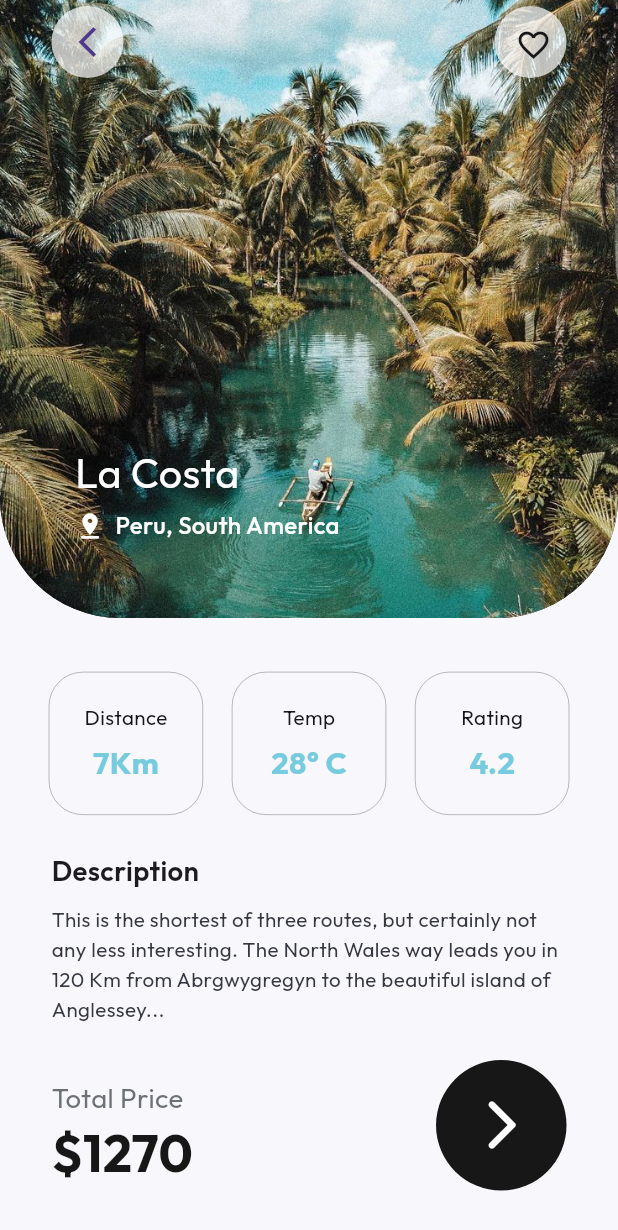
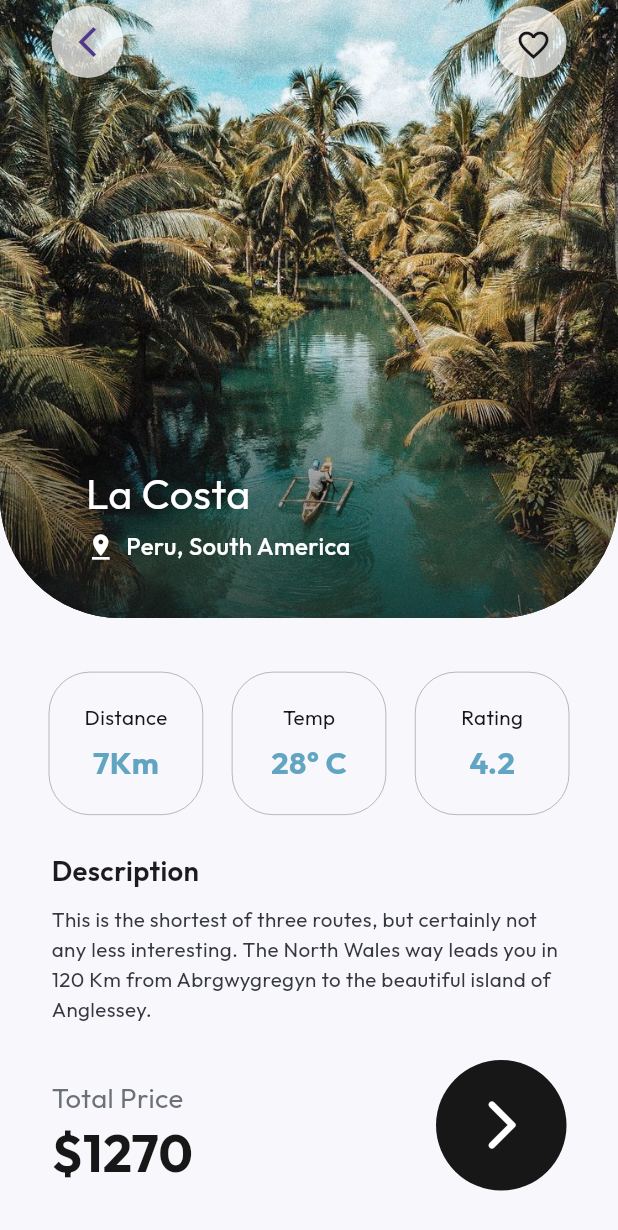
Before and after one commit to ShahzainAhmed/TravelLens, a Flutter app: the HomeScreen screen opened by its route, after a tap on "La Costa", on a phone screen of 412 x 824 dp. Shown: the top 1230 px of the screen. Run offline on Flutter 3.47's test engine with Material 3 defaults, Android fonts, the phone set to English and light mode, and no system bars; drawn by our look-alikes of bounce, like_button; our stand-ins replace animate_do, curved_labeled_navigation_bar, flutter_screenutil, get, google_fonts.

Commit message:
Refactor DetailScreen layout by introducing ImageContainer widget and updating specs widget styling

```diff
--- a/lib/models/tile_model.dart
+++ b/lib/models/tile_model.dart
@@ -32,7 +32,7 @@ List<TileModel> tileModelList = [
     temp: "28",
     price: "1270",
     description:
-        "This is the shortest of three routes, but certainly not any less interesting. The North Wales way leads you in 120 Km from Abrgwygregyn to the beautiful island of Anglessey...", // Populated description
+        "This is the shortest of three routes, but certainly not any less interesting. The North Wales way leads you in 120 Km from Abrgwygregyn to the beautiful island of Anglessey.",
   ),
   TileModel(
     title: "Rio Dee Janeiro",
@@ -43,7 +43,7 @@ List<TileModel> tileModelList = [
     temp: "30",
     price: "1550",
     description:
-        "A vibrant city known for its beaches, carnival, and the iconic Christ the Redeemer statue. Rio offers a mixture of rich cultural experiences, thrilling adventure sports, and scenic views.", // Populated description
+        "A vibrant city known for its beaches, carnival, and the iconic Christ the Redeemer statue. Rio offers a mixture of rich cultural experiences, thrilling adventure sports, and scenic views.",
   ),
   TileModel(
     title: "Redeemer",
@@ -54,7 +54,7 @@ List<TileModel> tileModelList = [
     temp: "32",
     price: "1350",
     description:
-        "The Christ the Redeemer statue, one of the New Seven Wonders of the World, stands on the Corcovado Mountain and overlooks Rio de Janeiro. It's a must-visit landmark.", // Populated description
+        "The Christ the Redeemer statue, one of the New Seven Wonders of the World, stands on the Corcovado Mountain and overlooks Rio de Janeiro. It's a must-visit landmark.",
   ),
   TileModel(
     title: "Sugarloaf Mountain",
@@ -65,7 +65,7 @@ List<TileModel> tileModelList = [
     temp: "27",
     price: "1200",
     description:
-        "Sugarloaf Mountain offers panoramic views of Rio de Janeiro. You can take a cable car to the top, providing stunning sights of the city, beaches, and bay.", // Populated description
+        "Sugarloaf Mountain offers panoramic views of Rio de Janeiro. You can take a cable car to the top, providing stunning sights of the city, beaches, and bay.",
   ),
   TileModel(
     title: "Salvador",
@@ -76,7 +76,7 @@ List<TileModel> tileModelList = [
     temp: "29",
     price: "1450",
     description:
-        "Salvador is a coastal city with a vibrant African influence, known for its colorful buildings, historic churches, and beautiful beaches. A place filled with culture and art.", // Populated description
+        "Salvador is a coastal city with a vibrant African influence, known for its colorful buildings, historic churches, and beautiful beaches. A place filled with culture and art.",
   ),
   TileModel(
     title: "Rainforest",
@@ -87,6 +87,6 @@ List<TileModel> tileModelList = [
     temp: "26",
     price: "1650",
     description:
-        "Explore the Amazon Rainforest, home to the world's most diverse ecosystem. A trip to the rainforest offers an incredible experience of nature, wildlife, and adventure.", // Populated description
+        "Explore the Amazon Rainforest, home to the world's most diverse ecosystem. A trip to the rainforest offers an incredible experience of nature, wildlife, and adventure.",
   ),
 ];
--- a/lib/resources/app_colors.dart
+++ b/lib/resources/app_colors.dart
@@ -13,5 +13,5 @@ class AppColors {
   static const Color kBlueColor = Color(0xff1320a7);
   static const Color kOrangeColor = Color(0xffec683a);
   static const Color kSmokeColor = Color(0xff9ea69b);
-  static const Color kSkyBlue = Color(0xff77cbde);
+  static const Color kSkyBlue = Color(0xff61a5c2);
 }
--- a/lib/views/detail_screen/detail_screen.dart
+++ b/lib/views/detail_screen/detail_screen.dart
@@ -5,6 +5,7 @@ import 'package:travel_lens/models/tile_model.dart';
 import 'package:travel_lens/resources/app_colors.dart';
 import 'package:travel_lens/resources/app_typography.dart';
 import 'package:travel_lens/views/detail_screen/widget/bottom_sheet_widget.dart';
+import 'package:travel_lens/views/detail_screen/widget/image_container.dart';
 import 'package:travel_lens/views/detail_screen/widget/like_button.dart';
 import 'package:travel_lens/views/detail_screen/widget/specs_widget.dart';
 
@@ -60,50 +61,7 @@ class _DetailScreenState extends State<DetailScreen> {
       body: Column(
         crossAxisAlignment: CrossAxisAlignment.start,
         children: [
-          Container(
-            padding: const EdgeInsets.all(50),
-            height: Get.height * 0.5,
-            width: Get.width,
-            decoration: BoxDecoration(
-              color: AppColors.kGreyColor,
-              borderRadius: BorderRadius.vertical(
-                bottom: Radius.circular(70.r),
-              ),
-              image: DecorationImage(
-                image: AssetImage(tileModel.image),
-                fit: BoxFit.cover,
-              ),
-            ),
-            child: Column(
-              mainAxisAlignment: MainAxisAlignment.end,
-              crossAxisAlignment: CrossAxisAlignment.start,
-              children: [
-                Text(
-                  tileModel.title,
-                  style: AppTypography.kLight24.copyWith(
-                    color: AppColors.kWhiteColor,
-                  ),
-                ),
-                SizedBox(height: 4.h),
-                Row(
-                  children: [
-                    const Icon(
-                      Icons.pin_drop,
-                      color: AppColors.kWhiteColor,
-                      size: 20,
-                    ),
-                    SizedBox(width: 6.w),
-                    Text(
-                      tileModel.subtitle,
-                      style: AppTypography.kMedium14.copyWith(
-                        color: AppColors.kWhiteColor,
-                      ),
-                    ),
-                  ],
-                ),
-              ],
-            ),
-          ),
+          ImageContainer(tileModel: tileModel),
           SizedBox(height: 30.h),
           Padding(
             padding: EdgeInsets.symmetric(horizontal: 20.w),
--- /dev/null
+++ b/lib/views/detail_screen/widget/image_container.dart
@@ -0,0 +1,79 @@
+import 'package:flutter/material.dart';
+import 'package:flutter_screenutil/flutter_screenutil.dart';
+import 'package:get/get.dart';
+import 'package:travel_lens/models/tile_model.dart';
+import 'package:travel_lens/resources/app_colors.dart';
+import 'package:travel_lens/resources/app_typography.dart';
+
+class ImageContainer extends StatelessWidget {
+  final TileModel tileModel;
+  const ImageContainer({super.key, required this.tileModel});
+
+  @override
+  Widget build(BuildContext context) {
+    return Stack(
+      alignment: Alignment.bottomLeft,
+      children: [
+        Container(
+          height: Get.height * 0.5,
+          width: Get.width,
+          decoration: BoxDecoration(
+            color: AppColors.kGreyColor,
+            borderRadius: BorderRadius.vertical(bottom: Radius.circular(70.r)),
+            image: DecorationImage(
+              image: AssetImage(tileModel.image),
+              fit: BoxFit.cover,
+            ),
+          ),
+        ),
+        Container(
+          height: Get.height * 0.5,
+          width: Get.width,
+          decoration: BoxDecoration(
+            borderRadius: BorderRadius.vertical(bottom: Radius.circular(70.r)),
+            gradient: LinearGradient(
+              begin: Alignment.bottomCenter,
+              end: Alignment.center,
+              colors: [
+                AppColors.kBlackColor.withOpacity(0.6),
+                AppColors.kTransparentColor,
+              ],
+            ),
+          ),
+        ),
+        Padding(
+          padding: EdgeInsets.symmetric(vertical: 30.h, horizontal: 50.w),
+          child: Column(
+            mainAxisAlignment: MainAxisAlignment.end,
+            crossAxisAlignment: CrossAxisAlignment.start,
+            children: [
+              Text(
+                tileModel.title,
+                style: AppTypography.kLight24.copyWith(
+                  color: AppColors.kWhiteColor,
+                ),
+              ),
+              SizedBox(height: 4.h),
+              Row(
+                children: [
+                  const Icon(
+                    Icons.pin_drop,
+                    color: AppColors.kWhiteColor,
+                    size: 20,
+                  ),
+                  SizedBox(width: 6.w),
+                  Text(
+                    tileModel.subtitle,
+                    style: AppTypography.kMedium14.copyWith(
+                      color: AppColors.kWhiteColor,
+                    ),
+                  ),
+                ],
+              ),
+            ],
+          ),
+        ),
+      ],
+    );
+  }
+}
--- a/lib/views/detail_screen/widget/specs_widget.dart
+++ b/lib/views/detail_screen/widget/specs_widget.dart
@@ -25,7 +25,7 @@ class SpecsWidget extends StatelessWidget {
           color: AppColors.kDarkGreyColor.withOpacity(0.5),
           width: 0.5,
         ),
-        borderRadius: BorderRadius.circular(20.r),
+        borderRadius: BorderRadius.circular(24.r),
       ),
       child: Column(
         mainAxisAlignment: MainAxisAlignment.spaceBetween,
```
